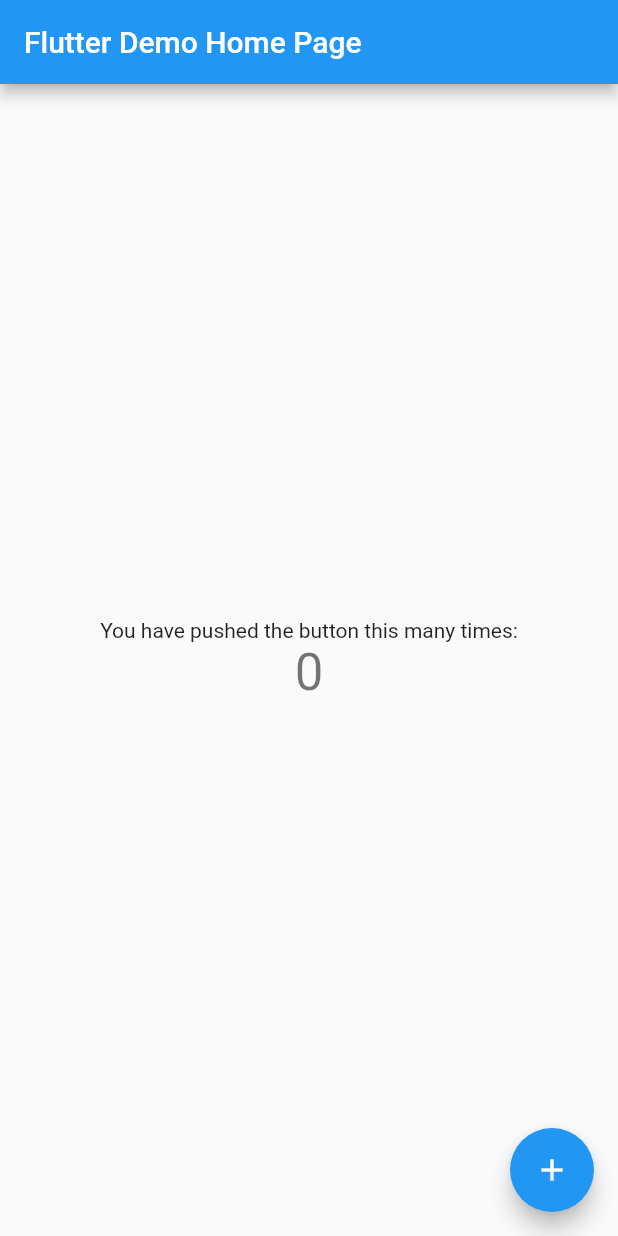
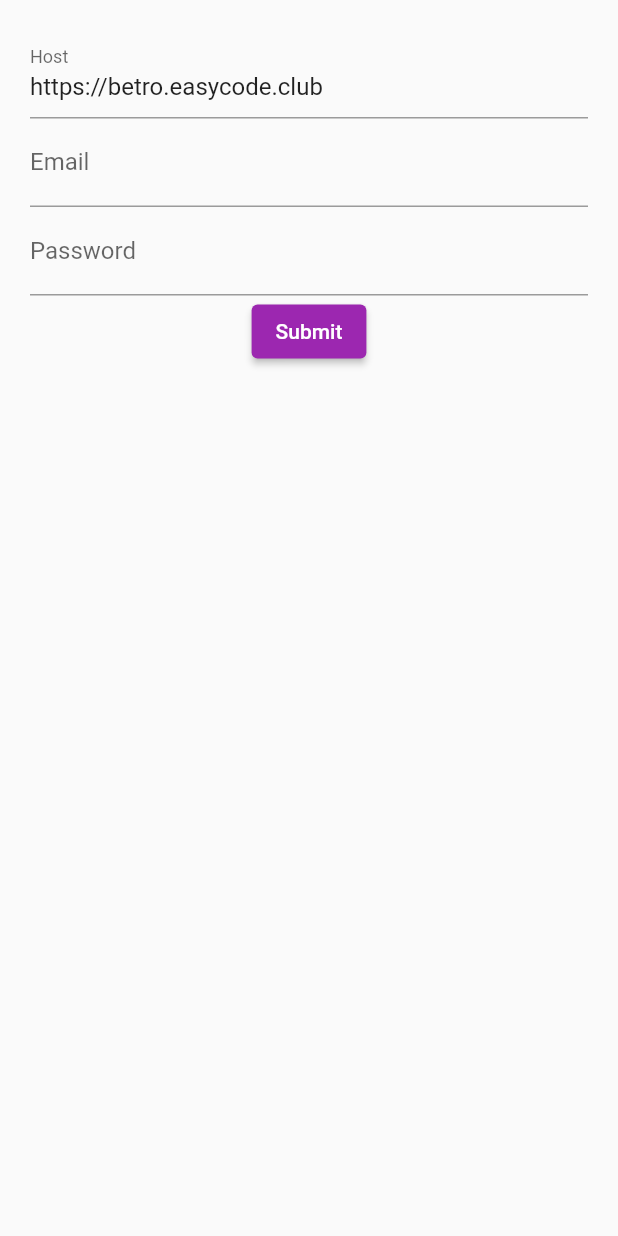
Before and after one commit to betro-app/betro-flutter, a Flutter app: the screen it shows after launch, on a phone screen of 412 x 824 dp. Run offline on Flutter 3.47's test engine with Material 2 defaults, Android fonts, the phone set to English and light mode, and no system bars; our stand-ins replace dio, fluro, flutter_hooks, hooks_riverpod, shared_preferences; missing offline and left inert: betro_dart_lib; generated files the repository leaves out were written again.

Commit message:
Added loading,home and login screen

```diff
--- a/lib/api/api.dart
+++ b/lib/api/api.dart
@@ -1,8 +1,15 @@
+import '../constants.dart';
 import 'auth.dart';
 import 'account.dart';
 import 'keys.dart';
 
 class ApiController {
+  static ApiController instance = ApiController(DEFAULT_HOST);
+
+  static void setInstance(String host) {
+    instance = ApiController(host);
+  }
+
   String host;
   AuthController auth;
 
--- /dev/null
+++ b/lib/constants.dart
@@ -0,0 +1 @@
+const DEFAULT_HOST = 'https://betro.easycode.club';
--- a/lib/main.dart
+++ b/lib/main.dart
@@ -1,11 +1,11 @@
-import 'dart:typed_data';
+import 'package:flutter/material.dart';
+import 'package:hooks_riverpod/hooks_riverpod.dart';
 
-import 'package:flutter/material.dart';
-
-import './api/api.dart';
+import './router.dart';
 
 void main() {
-  runApp(MyApp());
+  AppRouter.defineRoutes();
+  runApp(ProviderScope(child: MyApp()));
 }
 
 class MyApp extends StatelessWidget {
@@ -15,122 +15,9 @@ class MyApp extends StatelessWidget {
     return MaterialApp(
       title: 'Flutter Demo',
       theme: ThemeData(
-        // This is the theme of your application.
-        //
-        // Try running your application with "flutter run". You'll see the
-        // application has a blue toolbar. Then, without quitting the app, try
-        // changing the primarySwatch below to Colors.green and then invoke
-        // "hot reload" (press "r" in the console where you ran "flutter run",
-        // or simply save your changes to "hot reload" in a Flutter IDE).
-        // Notice that the counter didn't reset back to zero; the application
-        // is not restarted.
-        primarySwatch: Colors.blue,
+        primarySwatch: Colors.purple,
       ),
-      home: MyHomePage(title: 'Flutter Demo Home Page'),
+      onGenerateRoute: AppRouter.router.generator,
     );
   }
 }
-
-class MyHomePage extends StatefulWidget {
-  MyHomePage({Key? key, required this.title}) : super(key: key);
-
-  // This widget is the home page of your application. It is stateful, meaning
-  // that it has a State object (defined below) that contains fields that affect
-  // how it looks.
-
-  // This class is the configuration for the state. It holds the values (in this
-  // case the title) provided by the parent (in this case the App widget) and
-  // used by the build method of the State. Fields in a Widget subclass are
-  // always marked "final".
-
-  final String title;
-
-  @override
-  _MyHomePageState createState() => _MyHomePageState();
-}
-
-class _MyHomePageState extends State<MyHomePage> {
-  int _counter = 0;
-  List<int>? profilePicture;
-  ApiController api = ApiController('https://betro.easycode.club');
-
-  @override
-  void initState() {
-    super.initState();
-    _init();
-  }
-
-  void _init() async {
-    await api.auth.login('user1@example.com', 'user1');
-    await api.keys.fetchKeys();
-    final profilePicture = await api.account.fetchProfilePicture();
-    setState(() {
-      this.profilePicture = profilePicture;
-    });
-  }
-
-  void _incrementCounter() {
-    setState(() {
-      // This call to setState tells the Flutter framework that something has
-      // changed in this State, which causes it to rerun the build method below
-      // so that the display can reflect the updated values. If we changed
-      // _counter without calling setState(), then the build method would not be
-      // called again, and so nothing would appear to happen.
-      _counter++;
-    });
-  }
-
-  @override
-  Widget build(BuildContext context) {
-    // This method is rerun every time setState is called, for instance as done
-    // by the _incrementCounter method above.
-    //
-    // The Flutter framework has been optimized to make rerunning build methods
-    // fast, so that you can just rebuild anything that needs updating rather
-    // than having to individually change instances of widgets.
-    return Scaffold(
-      appBar: AppBar(
-        // Here we take the value from the MyHomePage object that was created by
-        // the App.build method, and use it to set our appbar title.
-        title: Text(widget.title),
-      ),
-      body: Center(
-        // Center is a layout widget. It takes a single child and positions it
-        // in the middle of the parent.
-        child: Column(
-          // Column is also a layout widget. It takes a list of children and
-          // arranges them vertically. By default, it sizes itself to fit its
-          // children horizontally, and tries to be as tall as its parent.
-          //
-          // Invoke "debug painting" (press "p" in the console, choose the
-          // "Toggle Debug Paint" action from the Flutter Inspector in Android
-          // Studio, or the "Toggle Debug Paint" command in Visual Studio Code)
-          // to see the wireframe for each widget.
-          //
-          // Column has various properties to control how it sizes itself and
-          // how it positions its children. Here we use mainAxisAlignment to
-          // center the children vertically; the main axis here is the vertical
-          // axis because Columns are vertical (the cross axis would be
-          // horizontal).
-          mainAxisAlignment: MainAxisAlignment.center,
-          children: <Widget>[
-            if (profilePicture != null)
-              Image.memory(Uint8List.fromList(profilePicture!)),
-            Text(
-              'You have pushed the button this many times:',
-            ),
-            Text(
-              '$_counter',
-              style: Theme.of(context).textTheme.headline4,
-            ),
-          ],
-        ),
-      ),
-      floatingActionButton: FloatingActionButton(
-        onPressed: _incrementCounter,
-        tooltip: 'Increment',
-        child: Icon(Icons.add),
-      ), // This trailing comma makes auto-formatting nicer for build methods.
-    );
-  }
-}
--- a/lib/providers/auth.dart
+++ b/lib/providers/auth.dart
@@ -4,7 +4,7 @@ import 'package:shared_preferences/shared_preferences.dart';
 const HOST_SHARED_KEY = 'HOST';
 const EMAIL_SHARED_KEY = 'EMAIL';
 
-final authProvider = StateNotifierProvider((ref) {
+final authProvider = StateNotifierProvider<Auth, AuthState>((ref) {
   return Auth();
 });
 
@@ -18,7 +18,7 @@ class Auth extends StateNotifier<AuthState> {
     if (host != null && email != null) {
       state = state.copyWith(
         isLoaded: true,
-        isLoggedIn: true,
+        isLoggedIn: false,
         host: host,
         email: email,
       );
@@ -28,6 +28,14 @@ class Auth extends StateNotifier<AuthState> {
         isLoggedIn: false,
       );
     }
+  }
+
+  Future<void> loggedIn(String host, String email) async {
+    state = state.copyWith(
+      host: host,
+      email: email,
+      isLoggedIn: true,
+    );
   }
 
   Future<void> saveToLocal() async {
--- /dev/null
+++ b/lib/router.dart
@@ -0,0 +1,31 @@
+import 'package:fluro/fluro.dart';
+import 'package:flutter/material.dart';
+
+import '../screens/login.dart';
+import '../screens/loading.dart';
+import '../screens/home.dart';
+
+class AppRouter {
+  static final FluroRouter router = FluroRouter();
+
+  static final Handler _loginHandler = Handler(
+      handlerFunc: (BuildContext? context, Map<String, dynamic> params) =>
+          LoginScreen());
+
+  static final Handler _homeHandler = Handler(
+      handlerFunc: (BuildContext? context, Map<String, dynamic> params) =>
+          HomeScreen());
+
+  static final Handler _loadingHandler = Handler(
+      handlerFunc: (BuildContext? context, Map<String, dynamic> params) =>
+          LoadingScreen());
+
+  static void defineRoutes() {
+    router.define('/', handler: _loadingHandler);
+    router.define('/login', handler: _loginHandler);
+    router.define('/home', handler: _homeHandler);
+
+    // it is also possible to define the route transition to use
+    // router.define("users/:id", handler: usersHandler, transitionType: TransitionType.inFromLeft);
+  }
+}
--- /dev/null
+++ b/lib/screens/login.dart
@@ -0,0 +1,93 @@
+import 'package:dio/dio.dart';
+import 'package:flutter/material.dart';
+import 'package:flutter_hooks/flutter_hooks.dart';
+import 'package:hooks_riverpod/hooks_riverpod.dart';
+
+import '../constants.dart';
+import '../providers/auth.dart';
+import '../api/api.dart';
+
+class LoginScreen extends HookWidget {
+  @override
+  Widget build(BuildContext context) {
+    final auth = useProvider(authProvider);
+    final _emailFieldController = useTextEditingController
+        .fromValue(TextEditingValue(text: auth.email ?? ''));
+    final _hostFieldController = useTextEditingController
+        .fromValue(TextEditingValue(text: auth.host ?? DEFAULT_HOST));
+    final _passwordFieldController =
+        useTextEditingController.fromValue(TextEditingValue.empty);
+    final _error = useState<String?>(null);
+    return Scaffold(
+      body: Container(
+        padding: EdgeInsets.all(20),
+        child: Column(
+          children: [
+            TextFormField(
+              controller: _hostFieldController,
+              obscureText: false,
+              decoration: InputDecoration(
+                labelText: 'Host',
+              ),
+              keyboardType: TextInputType.text,
+              validator: (value) {
+                if (value != null && value.isEmpty) {
+                  return 'Please enter some text';
+                }
+                return null;
+              },
+            ),
+            TextFormField(
+              controller: _emailFieldController,
+              obscureText: false,
+              decoration: InputDecoration(
+                labelText: 'Email',
+              ),
+              keyboardType: TextInputType.text,
+              validator: (value) {
+                if (value != null && value.isEmpty) {
+                  return 'Please enter some text';
+                }
+                return null;
+              },
+            ),
+            TextFormField(
+              controller: _passwordFieldController,
+              obscureText: true,
+              decoration: InputDecoration(
+                labelText: 'Password',
+              ),
+              keyboardType: TextInputType.text,
+              validator: (value) {
+                if (value != null && value.isEmpty) {
+                  return 'Please enter some text';
+                }
+                return null;
+              },
+            ),
+            if (_error.value != null) Text(_error.value!),
+            ElevatedButton(
+              onPressed: () async {
+                try {
+                  ApiController.setInstance(_hostFieldController.text);
+                  await ApiController.instance.auth.login(
+                      _emailFieldController.text,
+                      _passwordFieldController.text);
+                  await context.read(authProvider.notifier).loggedIn(
+                      _hostFieldController.text, _emailFieldController.text);
+                  await context.read(authProvider.notifier).saveToLocal();
+                } on DioError catch (e) {
+                  _error.value =
+                      e.response?.data?['message'] ?? 'Unknown Error Occurred';
+                } catch (e) {
+                  _error.value = 'Unknown Error Occurred';
+                }
+              },
+              child: Text('Submit'),
+            ),
+          ],
+        ),
+      ),
+    );
+  }
+}
--- a/pubspec.yaml
+++ b/pubspec.yaml
@@ -35,6 +35,7 @@ dependencies:
   flutter_hooks: ^0.17.0
   json_annotation: ^4.0.1
   shared_preferences: ^2.0.6
+  fluro: ^2.0.3
 
 dev_dependencies:
   build_runner: ^2.0.4
```
Also changed, not shown: lib/screens/home.dart (added, +10 -0 lines), lib/screens/loading.dart (added, +29 -0 lines), pubspec.lock.
